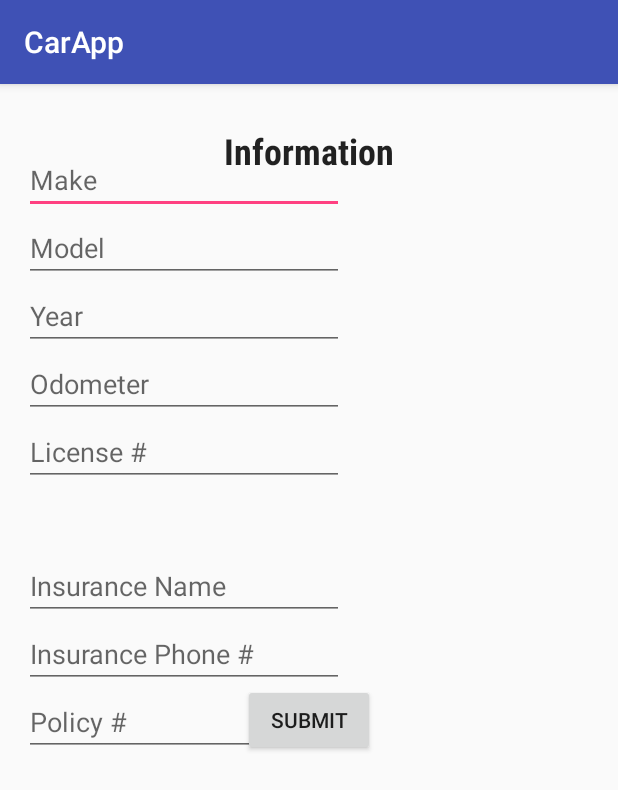
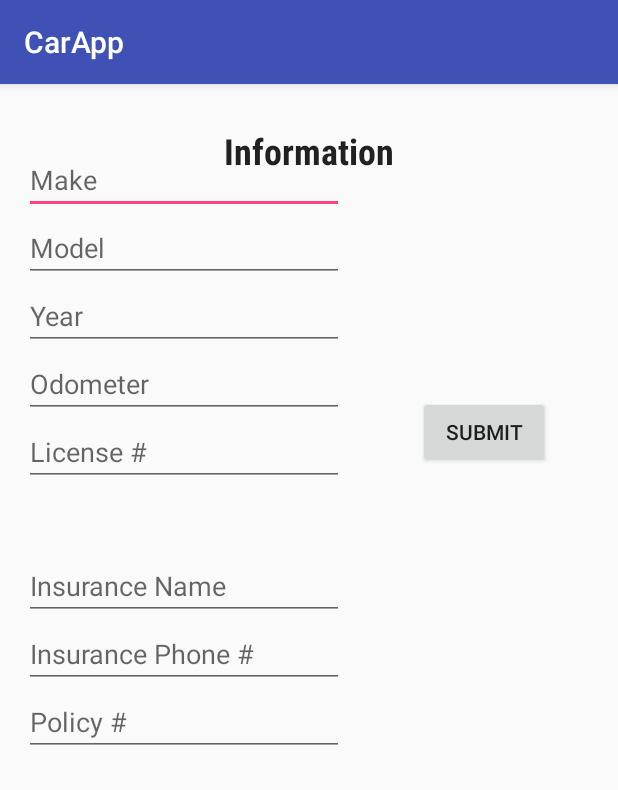
Before and after one commit to bagleric/CarApp, an Android app: the Information_ screen opened directly, with no data from a screen before it, on a phone screen of 412 x 824 dp. Shown: the top 790 px of the screen. Run offline under Robolectric (Android 15) with nearby library versions, the phone set to English and light mode, and no system bars.

```diff
--- a/app/src/main/res/layout/activity_information_.xml
+++ b/app/src/main/res/layout/activity_information_.xml
@@ -124,10 +124,13 @@
         android:text="Submit"
         android:layout_width="wrap_content"
         android:layout_height="wrap_content"
-        android:layout_alignParentBottom="true"
-        android:layout_alignBottom="@+id/textView3"
         android:id="@+id/button2"
-        android:layout_centerHorizontal="true"/>
+        android:layout_centerVertical="true"
+        android:layout_alignParentRight="true"
+        android:layout_alignParentEnd="true"
+        android:layout_marginRight="29dp"
+        android:layout_marginEnd="29dp"
+        android:elevation="0dp" />
 
 
 </RelativeLayout>
```
Also changed, not shown: 1 other file.
